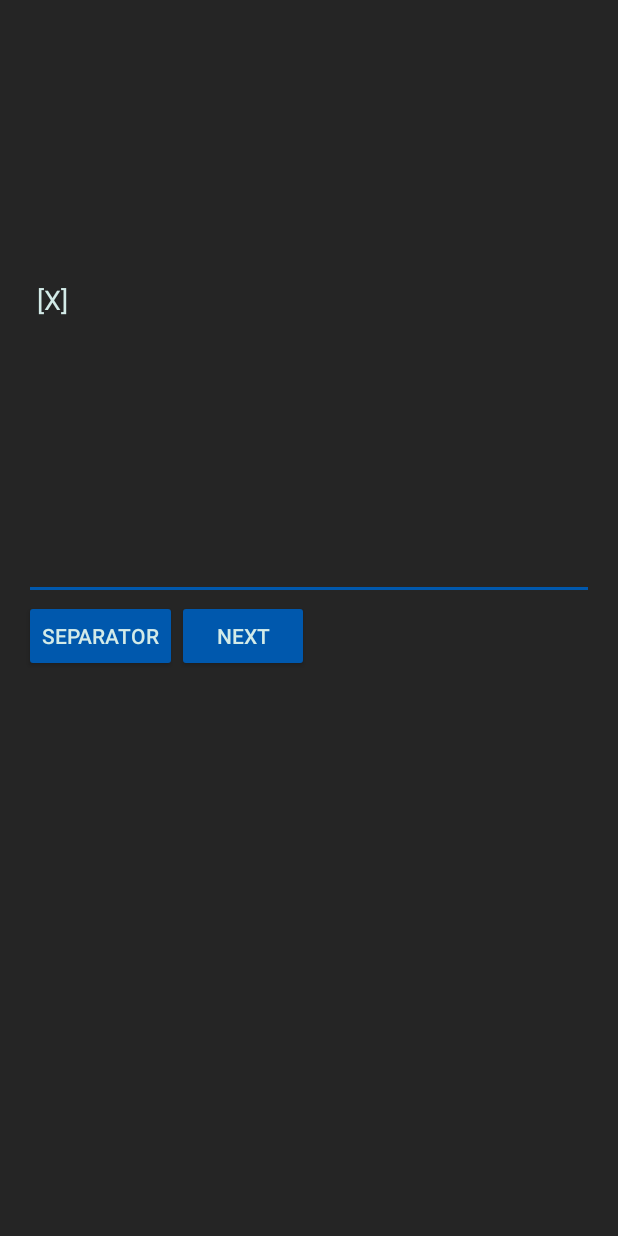
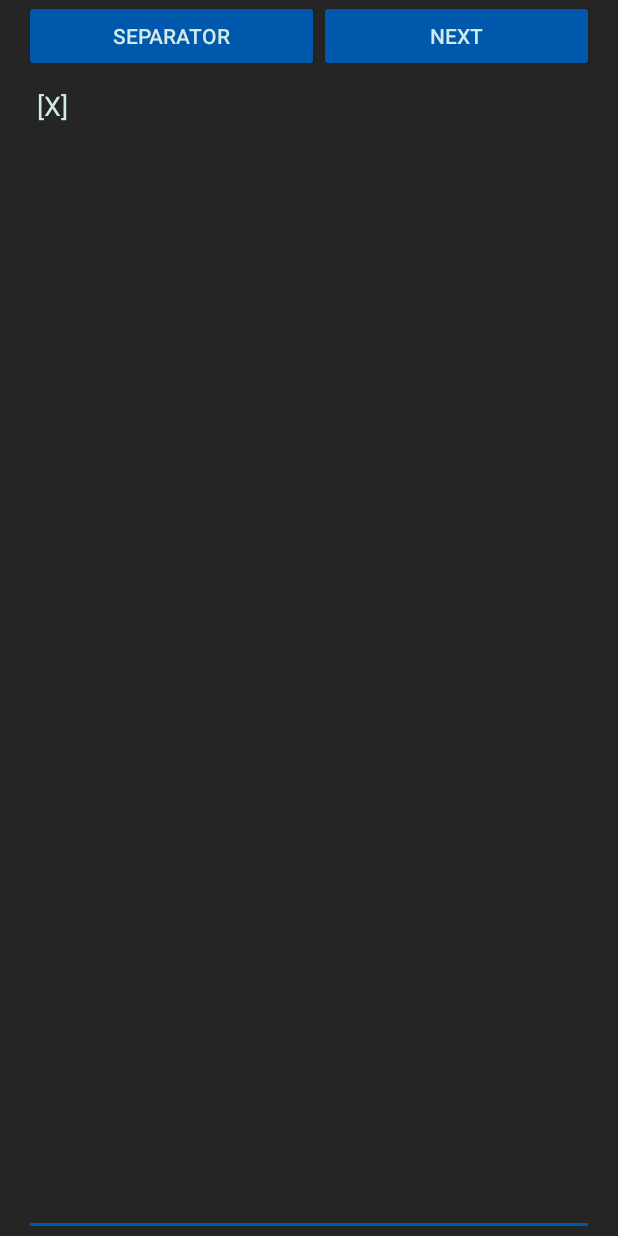
Before and after one commit to orzech123123/DungeonMelody, an Android app: the CreateMelodyEnterTabsActivity screen opened directly, with no data from a screen before it, after a tap on "SEPARATOR", on a phone screen of 412 x 824 dp. Run offline under Robolectric (Android 15) with nearby library versions, the phone set to English and light mode, and no system bars.

Commit message:
ui improvements

```diff
--- a/app/src/main/res/layout/activity_create_melody_enter_tabs.xml
+++ b/app/src/main/res/layout/activity_create_melody_enter_tabs.xml
@@ -2,30 +2,38 @@
 <TableLayout xmlns:android="http://schemas.android.com/apk/res/android"
     android:layout_width="match_parent"
     android:layout_height="match_parent"
-    xmlns:tools="http://schemas.android.com/tools"
     android:paddingLeft="16dp"
     android:paddingRight="16dp"
     android:orientation="vertical">
 
-    <EditText
-        android:id="@+id/tabsText"
-        android:layout_width="0dp"
-        android:layout_height="400dp"
-        android:textColor="@color/colorTextDefault"
-        android:inputType="text|textMultiLine"
-        />
+    <TableRow
+        android:layout_width="match_parent"
+        android:layout_height="wrap_content"
+        android:weightSum="2" >
 
-    <TableRow>
         <Button
             android:id="@+id/separatorButton"
             android:layout_width="wrap_content"
             android:layout_height="wrap_content"
-            android:text="Separator" />
+            android:text="Separator"
+            android:layout_weight="1"/>
 
         <Button
             android:id="@+id/nextButton"
             android:layout_width="wrap_content"
             android:layout_height="wrap_content"
-            android:text="Next" />
+            android:text="Next"
+            android:layout_weight="1"/>
+
     </TableRow>
+
+    <EditText
+        android:gravity="top|left"
+        android:hint="Enter TABS"
+        android:id="@+id/tabsText"
+        android:layout_width="match_parent"
+        android:layout_height="match_parent"
+        android:textColor="@color/colorTextDefault"
+        android:inputType="text|textMultiLine"
+        />
 </TableLayout>
--- a/app/src/main/res/layout/activity_play_melody.xml
+++ b/app/src/main/res/layout/activity_play_melody.xml
@@ -21,6 +21,10 @@
         android:scrollbars = "vertical"
         android:id="@+id/textView"
         android:layout_width="match_parent"
-        android:layout_height="162dp" />
+        android:layout_height="wrap_content"
+        android:paddingLeft="16dp"
+        android:paddingRight="16dp"
+        android:textSize="20dp"
+        />
 
 </TableLayout>
```
Also changed, not shown: app/src/main/java/com/example/dungeonmelody/activities/CreateMelodyComposeActivity.java (+9 -5 lines), app/src/main/java/com/example/dungeonmelody/activities/PlayMelodyActivity.java (+5 -3 lines), app/src/main/res/layout/activity_create_melody_choose_video.xml (+13 -11 lines).
